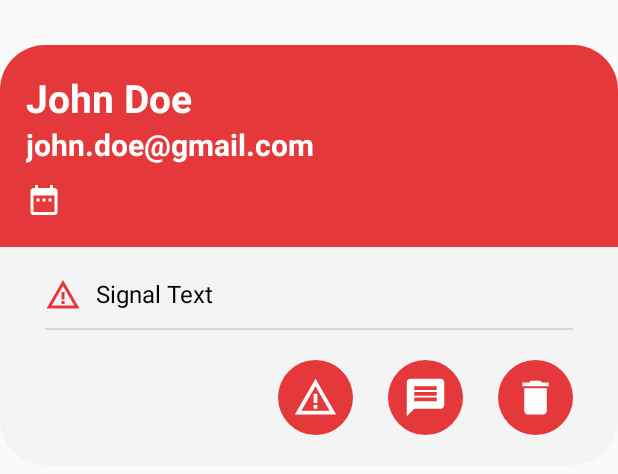
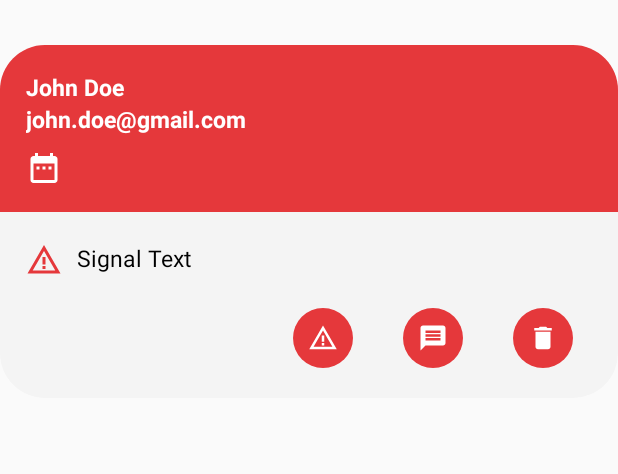
Before and after one commit to ArnaudCs/HAI811I-Interim, an Android app: the layout element_signaleduser_card.xml on its own in the app's theme, with its tools: preview values and no code run, on a phone screen of 412 x 824 dp. Shown: the top 474 px of the screen. Run offline under Robolectric (Android 15) with nearby library versions, the phone set to English and light mode, and no system bars.

Commit message:
[AC] Ajout du signalement des users, affichage terminé

```diff
--- a/app/src/main/java/com/example/interim/Admin/signaledUser_ViewAdapter.java
+++ b/app/src/main/java/com/example/interim/Admin/signaledUser_ViewAdapter.java
@@ -55,7 +55,8 @@ public class signaledUser_ViewAdapter extends RecyclerView.Adapter<signaledUser_
         holder.signalReason.setText(signal.getReason());
         signaledId = signal.getSignaledId();
         signalerId = signal.getSignalerId();
-        holder.signalerMail.setText(signal.getSignalerMail());
+        holder.signalerMail.setText(context.getString(R.string.signaledBy) + signal.getSignalerMail());
+        holder.signaledMail.setText(context.getString(R.string.signaled) + signal.getSignaledMail());
     }
 
     @Override
--- a/app/src/main/res/layout/element_signaleduser_card.xml
+++ b/app/src/main/res/layout/element_signaleduser_card.xml
@@ -44,27 +44,38 @@
                             android:layout_weight="4">
 
                             <TextView
-                                android:id="@+id/signalerMail"
+                                android:id="@+id/signaledMail"
                                 android:layout_width="wrap_content"
                                 android:layout_height="wrap_content"
                                 android:text="John Doe"
                                 android:textAlignment="textStart"
                                 android:textColor="@color/white"
-                                android:textSize="26sp"
+                                android:textSize="15sp"
+                                android:maxLines="1"
+                                android:minLines="1"
                                 android:maxLength="35"
                                 android:textStyle="bold"></TextView>
                         </LinearLayout>
                     </LinearLayout>
 
-                    <TextView
-                        android:id="@+id/signaledMail"
-                        android:layout_width="wrap_content"
+                    <LinearLayout
+                        android:layout_width="match_parent"
                         android:layout_height="wrap_content"
-                        android:gravity="center"
-                        android:text="john.doe@gmail.com"
-                        android:textColor="@color/white"
-                        android:textSize="20dp"
-                        android:textStyle="bold"></TextView>
+                        android:gravity="left">
+
+                        <TextView
+                            android:id="@+id/signalerMail"
+                            android:layout_width="wrap_content"
+                            android:layout_height="wrap_content"
+                            android:textAlignment="textStart"
+                            android:text="john.doe@gmail.com"
+                            android:maxLines="1"
+                            android:minLines="1"
+                            android:textColor="@color/white"
+                            android:textSize="15dp"
+                            android:textStyle="bold"></TextView>
+
+                    </LinearLayout>
 
                     <TextView
                         android:id="@+id/signaledDate"
@@ -77,7 +88,7 @@
                         android:paddingTop="10dp"
                         android:text=""
                         android:textColor="@color/white"
-                        android:textSize="20dp"></TextView>
+                        android:textSize="15dp"></TextView>
 
                 </LinearLayout>
             </LinearLayout>
@@ -91,24 +102,18 @@
                     android:id="@+id/signalReason"
                     android:layout_width="match_parent"
                     android:layout_height="wrap_content"
-                    android:layout_marginLeft="30dp"
+                    android:layout_marginLeft="17dp"
                     android:layout_marginTop="20dp"
                     android:layout_marginRight="30dp"
                     android:drawableStart="@drawable/baseline_warning_amber_24"
                     android:drawablePadding="10dp"
                     android:drawableTint="@color/primary_red"
                     android:text="Signal Text"
+                    android:maxLines="6"
+                    android:minLines="1"
                     android:textColor="@color/black"
-                    android:textSize="16dp"></TextView>
+                    android:textSize="15dp"></TextView>
 
-
-                <View
-                    android:layout_width="match_parent"
-                    android:layout_height="1dp"
-                    android:layout_marginLeft="30dp"
-                    android:layout_marginTop="10dp"
-                    android:layout_marginRight="30dp"
-                    android:background="?android:attr/listDivider" />
 
             </LinearLayout>
 
@@ -154,14 +159,14 @@
 
                         <LinearLayout
                             android:id="@+id/sendWarning"
-                            android:layout_width="50dp"
-                            android:layout_height="50dp"
+                            android:layout_width="40dp"
+                            android:layout_height="40dp"
                             android:background="@drawable/redbutton"
                             android:gravity="center">
 
                             <ImageView
-                                android:layout_width="30dp"
-                                android:layout_height="30dp"
+                                android:layout_width="20dp"
+                                android:layout_height="20dp"
                                 android:background="@drawable/baseline_warning_amber_24"
                                 android:backgroundTint="@color/white"
                                 android:paddingLeft="10dp"
@@ -179,14 +184,14 @@
 
                         <LinearLayout
                             android:id="@+id/messageUser"
-                            android:layout_width="50dp"
-                            android:layout_height="50dp"
+                            android:layout_width="40dp"
+                            android:layout_height="40dp"
                             android:background="@drawable/redbutton"
                             android:gravity="center">
 
                             <ImageView
-                                android:layout_width="30dp"
-                                android:layout_height="30dp"
+                                android:layout_width="20dp"
+                                android:layout_height="20dp"
                                 android:background="@drawable/baseline_message_24"
                                 android:backgroundTint="@color/white"
                                 android:paddingLeft="10dp"
@@ -204,14 +209,14 @@
 
                         <LinearLayout
                             android:id="@+id/UnblockUser"
-                            android:layout_width="50dp"
-                            android:layout_height="50dp"
+                            android:layout_width="40dp"
+                            android:layout_height="40dp"
                             android:background="@drawable/redbutton"
                             android:gravity="center">
 
                             <ImageView
-                                android:layout_width="30dp"
-                                android:layout_height="30dp"
+                                android:layout_width="20dp"
+                                android:layout_height="20dp"
                                 android:background="@drawable/baseline_delete_24"
                                 android:backgroundTint="@color/white"
                                 android:paddingLeft="10dp"
--- a/app/src/main/res/values/strings.xml
+++ b/app/src/main/res/values/strings.xml
@@ -308,4 +308,6 @@
     <string name="adminDeleteOfferTitle">Delete offer ?</string>
     <string name="signaledUserToast">Signaled user</string>
     <string name="signalTitle">Signal User</string>
+    <string name="signaledBy">Signaled By :</string>
+    <string name="signaled">Signaled :</string>
 </resources>
```
Also changed, not shown: 1 other file.
